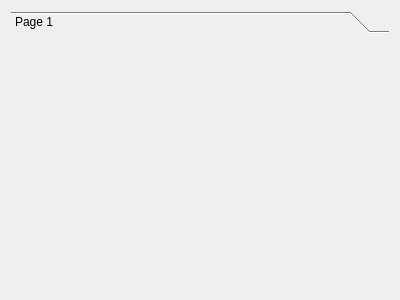
Old version of the form src/ltoolswidget.ui in the repository LeZheng/lisp-painter.
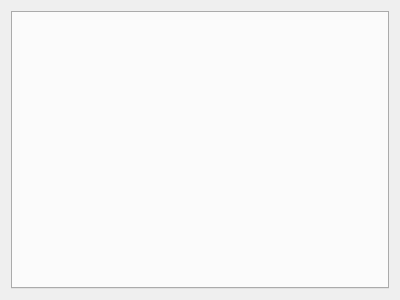
New version of the form.

Commit message: change toobox to tabwidget in ltoolswidget

```diff
--- a/src/ltoolswidget.ui
+++ b/src/ltoolswidget.ui
@@ -15,23 +15,10 @@
   </property>
   <layout class="QHBoxLayout" name="horizontalLayout">
    <item>
-    <widget class="QToolBox" name="toolBox">
+    <widget class="QTabWidget" name="tabWidget">
      <property name="currentIndex">
       <number>0</number>
      </property>
-     <widget class="QWidget" name="page">
-      <property name="geometry">
-       <rect>
-        <x>0</x>
-        <y>0</y>
-        <width>382</width>
-        <height>253</height>
-       </rect>
-      </property>
-      <attribute name="label">
-       <string>Page 1</string>
-      </attribute>
-     </widget>
     </widget>
    </item>
   </layout>
```
Left out of the diff: 2 changed lines with no effect on the pictures. The commit also changes 2 other files.
